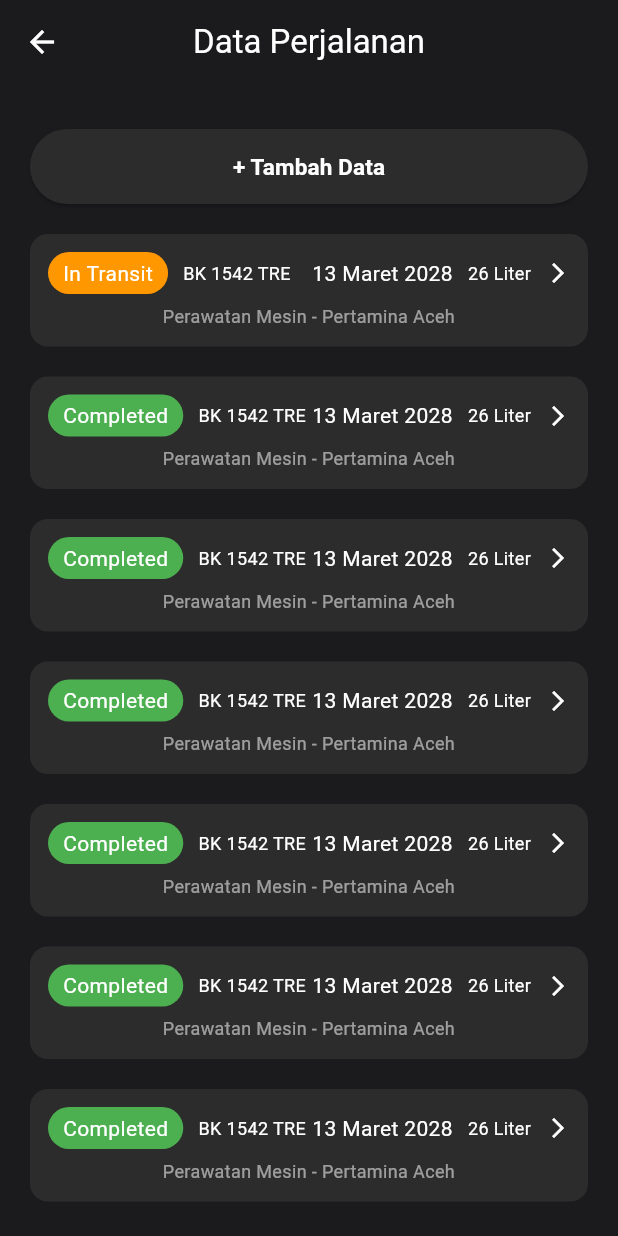
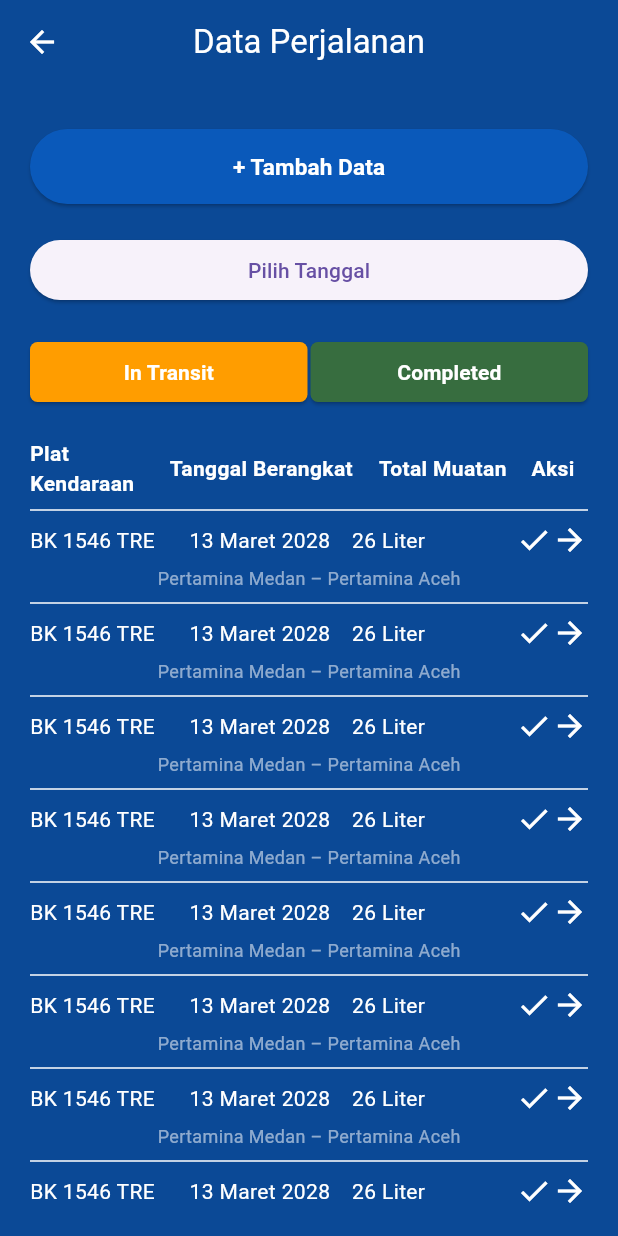
Before and after one commit to ALVIANRML/Petro-Fleet, a Flutter app: the screen it shows once a user with an empty profile is signed in, item 3 of the bottom bar chosen, after a tap on "Data Perjalanan", on a phone screen of 412 x 824 dp. Run offline on Flutter 3.47's test engine with Material 3 defaults, Android fonts, the phone set to English and light mode, and no system bars; our stand-ins replace awesome_dialog, firebase_auth, firebase_core, fl_chart, flutter_map, geolocator and 1 more; accounts and stored records are empty.

Commit message:
perbaiki warna main dashboar d, acitivy page, data perjalanan list table, dan chart chart dashboard

```diff
--- a/lib/pages/ActivityPageComponent/activity_data_perjalanan.dart
+++ b/lib/pages/ActivityPageComponent/activity_data_perjalanan.dart
@@ -2,13 +2,35 @@ import 'package:flutter/material.dart';
 import 'package:pertro_fleet/pages/ActivityPageComponent/form_data_perjalanan.dart';
 import 'package:pertro_fleet/pages/main_dashboard_page.dart';
 
-class DataPerjalananPage extends StatelessWidget {
+class DataPerjalananPage extends StatefulWidget {
   const DataPerjalananPage({super.key});
+
+  @override
+  DataPerjalananPageState createState() => DataPerjalananPageState();
+}
+
+class DataPerjalananPageState extends State<DataPerjalananPage> {
+  bool isTransitSelected = true;
+  DateTime? selectedDate;
+  Future<void> pickDate(BuildContext context) async {
+    final now = DateTime.now();
+    final DateTime? picked = await showDatePicker(
+      context: context,
+      initialDate: now,
+      firstDate: DateTime(2020),
+      lastDate: DateTime(now.year + 5),
+    );
+    if (picked != null) {
+      setState(() {
+        selectedDate = picked;
+      });
+    }
+  }
 
   @override
   Widget build(BuildContext context) {
     return Scaffold(
-      backgroundColor: const Color(0xFF1B1A1D),
+      backgroundColor: const Color(0xFF0B4996),
       appBar: AppBar(
         leading: IconButton(
           icon: const Icon(Icons.arrow_back, color: Colors.white),
@@ -24,7 +46,7 @@ class DataPerjalananPage extends StatelessWidget {
           style: TextStyle(color: Colors.white),
         ),
         centerTitle: true,
-        backgroundColor: Color(0xFF1B1A1D),
+        backgroundColor: const Color(0xFF0B4996),
       ),
       body: Padding(
         padding: const EdgeInsets.all(20),
@@ -37,7 +59,7 @@ class DataPerjalananPage extends StatelessWidget {
               child: ElevatedButton(
                 style: ElevatedButton.styleFrom(
                   minimumSize: const Size(double.infinity, 50),
-                  backgroundColor: const Color(0xFF2C2C2C),
+                  backgroundColor: const Color(0xFF0A59BA),
                 ),
                 onPressed: () => Navigator.push(
                   context,
@@ -56,91 +78,188 @@ class DataPerjalananPage extends StatelessWidget {
               ),
             ),
             const SizedBox(height: 20),
+            SizedBox(
+              width: double.infinity,
+              child: ElevatedButton(
+                onPressed: () => pickDate(context),
+                child: Text(
+                  selectedDate == null
+                      ? "Pilih Tanggal"
+                      : "${selectedDate!.day}-${selectedDate!.month}-${selectedDate!.year}",
+                ),
+              ),
+            ),
+            const SizedBox(height: 20),
+            SizedBox(
+              width: double.infinity,
+              child: Row(
+                children: [
+                  Expanded(
+                    child: ElevatedButton(
+                      style: ElevatedButton.styleFrom(
+                        shape: RoundedRectangleBorder(
+                          borderRadius: BorderRadiusGeometry.circular(5),
+                        ),
+                        backgroundColor: isTransitSelected
+                            ? Color(0xFFFF9D00)
+                            : const Color(0xFFFFCC7B),
+                      ),
+                      onPressed: () {
+                        setState(() {
+                          isTransitSelected = true;
+                        });
+                      },
+                      child: Text(
+                        "In Transit",
+                        style: TextStyle(
+                          color: Colors.white,
+                          fontWeight: FontWeight.bold,
+                        ),
+                      ),
+                    ),
+                  ),
+                  SizedBox(width: 2),
+                  Expanded(
+                    child: ElevatedButton(
+                      style: ElevatedButton.styleFrom(
+                        backgroundColor: isTransitSelected
+                            ? const Color(0xFF376D3F)
+                            : const Color(0xFF00DB21),
+                        shape: RoundedRectangleBorder(
+                          borderRadius: BorderRadiusGeometry.circular(5),
+                        ),
+                      ),
+                      onPressed: () {
+                        setState(() {
+                          isTransitSelected = false;
+                        });
+                      },
+                      child: Text(
+                        "Completed",
+                        style: TextStyle(
+                          color: Colors.white,
+                          fontWeight: FontWeight.bold,
+                        ),
+                      ),
+                    ),
+                  ),
+                ],
+              ),
+            ),
+            const SizedBox(height: 20),
 
+            Row(
+              children: const [
+                Expanded(
+                  flex: 2,
+                  child: Text(
+                    "Plat Kendaraan",
+                    style: TextStyle(
+                      color: Colors.white,
+                      fontWeight: FontWeight.bold,
+                    ),
+                  ),
+                ),
+                Expanded(
+                  flex: 3,
+                  child: Text(
+                    "Tanggal Berangkat",
+                    style: TextStyle(
+                      color: Colors.white,
+                      fontWeight: FontWeight.bold,
+                    ),
+                  ),
+                ),
+                Expanded(
+                  flex: 2,
+                  child: Text(
+                    "Total Muatan",
+                    style: TextStyle(
+                      color: Colors.white,
+                      fontWeight: FontWeight.bold,
+                    ),
+                  ),
+                ),
+                Expanded(
+                  flex: 1,
+                  child: Text(
+                    "Aksi",
+                    textAlign: TextAlign.center,
+                    style: TextStyle(
+                      color: Colors.white,
+                      fontWeight: FontWeight.bold,
+                    ),
+                  ),
+                ),
+              ],
+            ),
+            const Divider(color: Colors.white),
             Expanded(
               child: ListView.builder(
                 itemCount: 10,
                 itemBuilder: (context, index) {
                   return Container(
-                    margin: const EdgeInsets.only(bottom: 20),
-                    padding: const EdgeInsets.all(12),
+                    margin: const EdgeInsets.only(bottom: 0),
+                    padding: const EdgeInsets.all(0),
                     decoration: BoxDecoration(
-                      color: const Color(0xFF2c2c2c),
+                      color: const Color(0xFF0B4996),
                       borderRadius: BorderRadius.circular(12),
                     ),
                     child: Column(
                       children: [
                         Row(
                           children: [
-                            Container(
-                              padding: const EdgeInsets.symmetric(
-                                horizontal: 10,
-                                vertical: 4,
-                              ),
-                              decoration: BoxDecoration(
-                                color: index == 0
-                                    ? Colors.orange
-                                    : Colors.green,
-                                borderRadius: BorderRadius.circular(20),
-                              ),
+                            Expanded(
+                              flex: 2,
                               child: Text(
-                                index == 0 ? "In Transit" : "Completed",
-                                style: const TextStyle(color: Colors.white),
+                                "BK 1546 TRE",
+                                style: TextStyle(color: Colors.white),
                               ),
                             ),
-                            const SizedBox(width: 10),
+                            Expanded(
+                              flex: 2,
+                              child: Text(
+                                "13 Maret 2028",
 
-                            const Expanded(
-                              child: Column(
-                                crossAxisAlignment: CrossAxisAlignment.start,
+                                style: TextStyle(color: Colors.white),
+                              ),
+                            ),
+                            Expanded(
+                              flex: 1,
+                              child: Text(
+                                "26 Liter",
+                                textAlign: TextAlign.center,
+                                style: TextStyle(color: Colors.white),
+                              ),
+                            ),
+                            Expanded(
+                              flex: 2,
+                              child: Row(
+                                mainAxisAlignment: MainAxisAlignment.end,
                                 children: [
-                                  Text(
-                                    "BK 1542 TRE",
-                                    style: TextStyle(
-                                      color: Colors.white,
-                                      fontSize: 12,
-                                    ),
+                                  if (isTransitSelected) ...const [
+                                    Icon(Icons.check, color: Colors.white),
+                                    SizedBox(width: 0),
+                                  ],
+                                  const Icon(
+                                    Icons.arrow_forward,
+                                    color: Colors.white,
                                   ),
                                 ],
                               ),
                             ),
-                            const Text(
-                              "13 Maret 2028",
-                              style: TextStyle(color: Colors.white),
-                            ),
-                            const SizedBox(width: 10),
-                            const Text(
-                              "26 Liter",
-                              style: TextStyle(
-                                color: Colors.white,
-                                fontSize: 12,
-                              ),
-                            ),
-                            const SizedBox(width: 10),
-                            const Icon(
-                              Icons.arrow_forward_ios,
-                              color: Colors.white,
-                              size: 16,
-                            ),
                           ],
                         ),
-                        const SizedBox(height: 6),
 
-                        // 🔥 BARIS BAWAH
-                        Row(
-                          children: const [
-                            Expanded(
-                              child: Text(
-                                "Perawatan Mesin - Pertamina Aceh",
-                                textAlign: TextAlign.center,
-                                style: TextStyle(
-                                  color: Colors.white54,
-                                  fontSize: 12,
-                                ),
-                              ),
-                            ),
-                          ],
+                        const SizedBox(height: 5),
+
+                        // sub text bawah
+                        const Text(
+                          "Pertamina Medan – Pertamina Aceh",
+                          style: TextStyle(color: Colors.white54, fontSize: 12),
                         ),
+
+                        const Divider(color: Colors.white),
                       ],
                     ),
                   );
--- a/lib/pages/ActivityPageComponent/activity_page.dart
+++ b/lib/pages/ActivityPageComponent/activity_page.dart
@@ -8,7 +8,7 @@ class ActivityPage extends StatelessWidget {
   @override
   Widget build(BuildContext context) {
     return Scaffold(
-      backgroundColor: const Color(0xFF1B1A1D),
+      backgroundColor: const Color(0xFF0B4996),
       body: Padding(
         padding: const EdgeInsets.all(20),
         child: Column(
--- a/lib/pages/HomePageComponent/HomePage.dart
+++ b/lib/pages/HomePageComponent/HomePage.dart
@@ -10,7 +10,7 @@ class HomePage extends StatelessWidget {
   @override
   Widget build(BuildContext context) {
     return Scaffold(
-      backgroundColor: const Color(0xFF1B1A1D),
+      backgroundColor: const Color(0xFF0B4996),
       body: SingleChildScrollView(
         child: Column(
           mainAxisSize: MainAxisSize.min,
--- a/lib/pages/HomePageComponent/bar_chart.dart
+++ b/lib/pages/HomePageComponent/bar_chart.dart
@@ -8,7 +8,7 @@ class BarChartWidget extends StatelessWidget {
   Widget build(BuildContext context) {
     return Container(
       padding: const EdgeInsets.all(16),
-      color: Colors.black,
+      color: const Color(0xFF0B4996),
       width: MediaQuery.of(context).size.width,
       child: Column(
         crossAxisAlignment: CrossAxisAlignment.start,
@@ -28,7 +28,7 @@ class BarChartWidget extends StatelessWidget {
               BarChartData(
                 minY: 0,
                 maxY: 7000,
-                backgroundColor: Colors.black,
+                backgroundColor: const Color(0xFF0B4996),
                 gridData: FlGridData(
                   show: true,
                   drawVerticalLine: false,
--- a/lib/pages/HomePageComponent/line_chart.dart
+++ b/lib/pages/HomePageComponent/line_chart.dart
@@ -8,7 +8,7 @@ class LineCharetWidget extends StatelessWidget {
   Widget build(BuildContext context) {
     return Container(
       padding: const EdgeInsets.all(16),
-      color: Colors.black,
+      color: Color(0xFF0B4996),
       width: MediaQuery.of(context).size.width,
       child: Column(
         crossAxisAlignment: CrossAxisAlignment.start,
--- a/lib/pages/HomePageComponent/stat_box.dart
+++ b/lib/pages/HomePageComponent/stat_box.dart
@@ -11,7 +11,7 @@ class StatBox extends StatelessWidget {
     return Container(
       height: 70,
       decoration: BoxDecoration(
-        color: Colors.black,
+        color: const Color(0xFF0B4996),
         border: Border.all(color: Colors.white),
       ),
       child: Column(
--- a/lib/pages/HomePageComponent/table_widget.dart
+++ b/lib/pages/HomePageComponent/table_widget.dart
@@ -9,7 +9,7 @@ class TableWidget extends StatelessWidget {
       padding: const EdgeInsets.all(12),
       width: MediaQuery.of(context).size.width,
       decoration: BoxDecoration(
-        color: const Color(0xFF1E1E1E),
+        color: const Color(0xFF0B4996),
         borderRadius: BorderRadius.circular(0),
         border: Border.all(color: Colors.white),
       ),
--- a/lib/pages/main_dashboard_page.dart
+++ b/lib/pages/main_dashboard_page.dart
@@ -34,7 +34,7 @@ class _DashboardPageState extends State<DashboardPage> {
       body: _pages[_currentIndex],
       bottomNavigationBar: BottomNavigationBar(
         type: BottomNavigationBarType.fixed,
-        backgroundColor: const Color(0xFF1B1A1D),
+        backgroundColor: const Color(0xFF0B4996),
         currentIndex: _currentIndex,
         onTap: (index) {
           setState(() {
@@ -76,17 +76,20 @@ class _DashboardPageState extends State<DashboardPage> {
       width: double.infinity,
       padding: const EdgeInsets.symmetric(horizontal: 16, vertical: 8),
       decoration: BoxDecoration(
-        color: isSelected ? Colors.white : const Color(0xFF23241F),
+        color: isSelected ? Colors.white : const Color(0xFF0A59BA),
         borderRadius: BorderRadius.circular(24),
       ),
       child: Column(
         mainAxisSize: MainAxisSize.min,
         children: [
-          Icon(icon, color: isSelected ? Colors.black : Colors.white),
+          Icon(
+            icon,
+            color: isSelected ? Colors.black : const Color(0xFF878783),
+          ),
           Text(
             label,
             style: TextStyle(
-              color: isSelected ? Colors.black : Colors.white,
+              color: isSelected ? Colors.black : const Color(0xFF878783),
               fontSize: 12,
             ),
           ),
```
Also changed, not shown: 1 other file.
